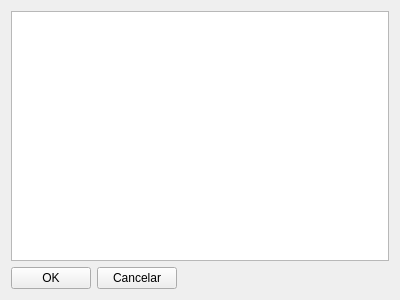
This is pesquisar.ui in fallomermo/SeverinoTools_BKP_Old as Qt 5 draws it before an edit. The edited form follows.
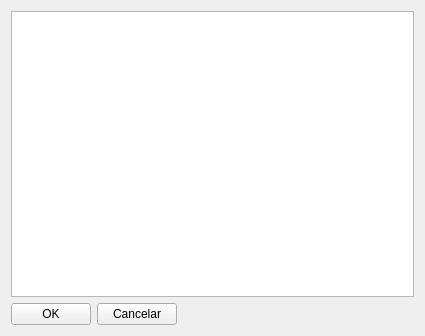
This is the edited form.

What changed in the file:
```diff
--- a/pesquisar.ui
+++ b/pesquisar.ui
@@ -6,8 +6,8 @@
    <rect>
     <x>0</x>
     <y>0</y>
-    <width>400</width>
-    <height>300</height>
+    <width>425</width>
+    <height>336</height>
    </rect>
   </property>
   <property name="windowTitle">
```
